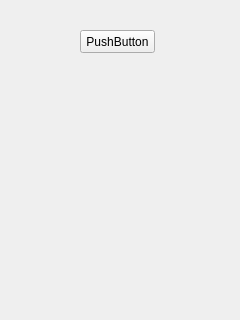
The window that telEkleme.ui (ibrahimediz/PhoneBookwithPyQT5) describes before a commit, drawn with Qt 5.
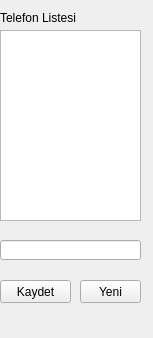
The same window after the commit.

Commit message: telEkleme Düzeltildi

What changed in the file:
```diff
--- a/telEkleme.ui
+++ b/telEkleme.ui
@@ -6,8 +6,8 @@
    <rect>
     <x>0</x>
     <y>0</y>
-    <width>240</width>
-    <height>320</height>
+    <width>153</width>
+    <height>338</height>
    </rect>
   </property>
   <property name="windowTitle">
@@ -16,14 +16,60 @@
   <widget class="QPushButton" name="btCik">
    <property name="geometry">
     <rect>
-     <x>80</x>
+     <x>0</x>
+     <y>280</y>
+     <width>71</width>
+     <height>23</height>
+    </rect>
+   </property>
+   <property name="text">
+    <string>Kaydet</string>
+   </property>
+  </widget>
+  <widget class="QListWidget" name="listWidget">
+   <property name="geometry">
+    <rect>
+     <x>0</x>
      <y>30</y>
-     <width>75</width>
+     <width>141</width>
+     <height>191</height>
+    </rect>
+   </property>
+  </widget>
+  <widget class="QPushButton" name="btYeni">
+   <property name="geometry">
+    <rect>
+     <x>80</x>
+     <y>280</y>
+     <width>61</width>
      <height>23</height>
     </rect>
    </property>
    <property name="text">
-    <string>PushButton</string>
+    <string>Yeni</string>
+   </property>
+  </widget>
+  <widget class="QLabel" name="label">
+   <property name="geometry">
+    <rect>
+     <x>0</x>
+     <y>10</y>
+     <width>91</width>
+     <height>16</height>
+    </rect>
+   </property>
+   <property name="text">
+    <string>Telefon Listesi</string>
+   </property>
+  </widget>
+  <widget class="QLineEdit" name="txtTel">
+   <property name="geometry">
+    <rect>
+     <x>0</x>
+     <y>240</y>
+     <width>141</width>
+     <height>20</height>
+    </rect>
    </property>
   </widget>
  </widget>
```
Left out of the diff: 2 changed lines with no effect on the pictures. The commit also changes 2 other files.
